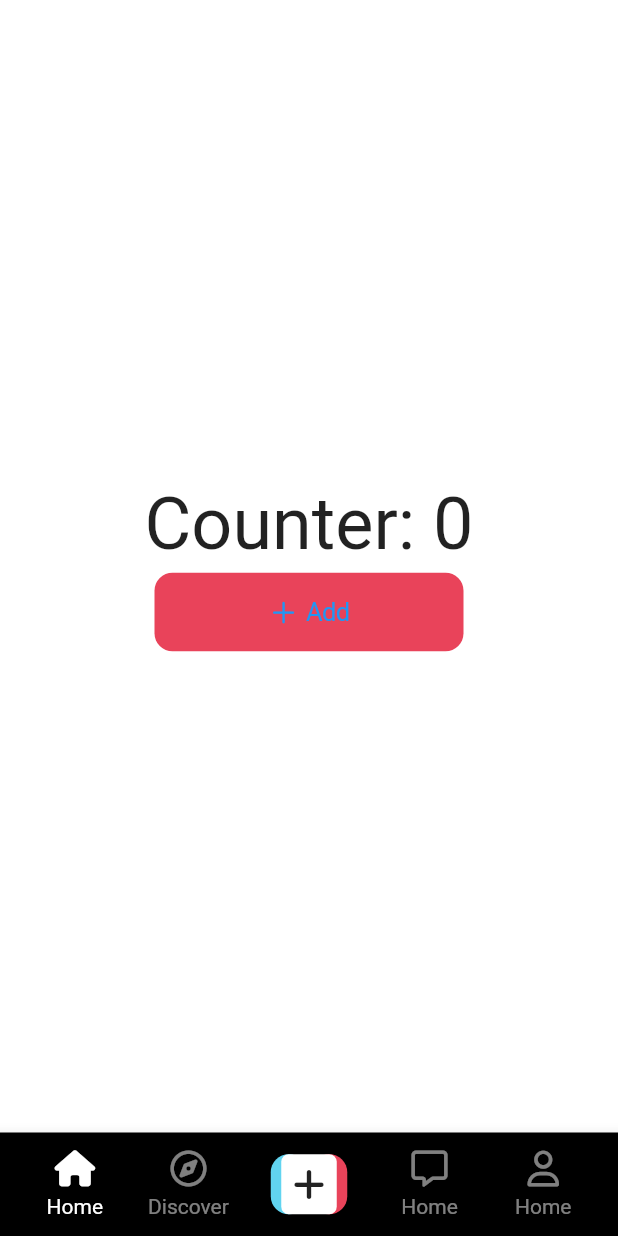
After one commit to ejymate/tiktok_clone, a Flutter app: the screen it shows after launch, on a phone screen of 412 x 824 dp. The commit adds this screen. Run offline on Flutter 3.47's test engine with Material 2 defaults, Android fonts, the phone set to English and light mode, and no system bars; our stand-ins replace font_awesome_flutter.

Commit message:
feat: Tab Navigation UI

```diff
--- a/lib/features/authentication/birthday_screen.dart
+++ b/lib/features/authentication/birthday_screen.dart
@@ -36,10 +36,11 @@ class _BirthdayScreenState extends State<BirthdayScreen> {
   }
 
   void _onNextTap() {
-    Navigator.of(context).push(
+    Navigator.of(context).pushAndRemoveUntil(
       MaterialPageRoute(
         builder: (context) => const InterestsScreen(),
       ),
+      (route) => false,
     );
   }
 
--- a/lib/features/authentication/login_form_screen.dart
+++ b/lib/features/authentication/login_form_screen.dart
@@ -41,10 +41,11 @@ class _LoginFormScreenState extends State<LoginFormScreen> {
       if (_formKey.currentState!.validate()) {
         _formKey.currentState!.save();
 
-        Navigator.of(context).push(
+        Navigator.of(context).pushAndRemoveUntil(
           MaterialPageRoute(
             builder: (context) => const InterestsScreen(),
           ),
+          (route) => false,
         );
       }
     }
--- /dev/null
+++ b/lib/features/navigation/main_navigation_screen.dart
@@ -0,0 +1,105 @@
+import 'package:flutter/material.dart';
+import 'package:font_awesome_flutter/font_awesome_flutter.dart';
+import 'package:tiktok_clone/constants/gaps.dart';
+import 'package:tiktok_clone/constants/sizes.dart';
+import 'package:tiktok_clone/features/navigation/stf_screen.dart';
+import 'package:tiktok_clone/features/navigation/widgets/nav_tab.dart';
+import 'package:tiktok_clone/features/navigation/widgets/post_video_button.dart';
+
+class MainNavigationScreen extends StatefulWidget {
+  const MainNavigationScreen({super.key});
+
+  @override
+  State<MainNavigationScreen> createState() => _MainNavigationScreenState();
+}
+
+class _MainNavigationScreenState extends State<MainNavigationScreen> {
+  int _currentIndex = 0;
+
+  void _onTap(int index) {
+    setState(() {
+      _currentIndex = index;
+    });
+  }
+
+  void _onPostVideoButtonTap() {
+    Navigator.of(context).push(
+      MaterialPageRoute(
+        builder: (context) => Scaffold(
+          appBar: AppBar(
+            title: const Text("Record Viedo!"),
+          ),
+        ),
+        fullscreenDialog: true,
+      ),
+    );
+  }
+
+  @override
+  Widget build(BuildContext context) {
+    return Scaffold(
+      body: Stack(
+        children: [
+          Offstage(
+            offstage: _currentIndex != 0,
+            child: const StfScreen(),
+          ),
+          Offstage(
+            offstage: _currentIndex != 1,
+            child: const StfScreen(),
+          ),
+          Offstage(
+            offstage: _currentIndex != 3,
+            child: const StfScreen(),
+          ),
+          Offstage(
+            offstage: _currentIndex != 4,
+            child: const StfScreen(),
+          ),
+        ],
+      ),
+      bottomNavigationBar: BottomAppBar(
+          padding: const EdgeInsets.all(Sizes.size12),
+          color: Colors.black,
+          child: Row(
+            mainAxisAlignment: MainAxisAlignment.spaceBetween,
+            children: [
+              NavTab(
+                text: "Home",
+                icon: FontAwesomeIcons.house,
+                isSelectedIcon: FontAwesomeIcons.house,
+                isSelected: _currentIndex == 0,
+                onTap: () => _onTap(0),
+              ),
+              NavTab(
+                text: "Discover",
+                icon: FontAwesomeIcons.compass,
+                isSelectedIcon: FontAwesomeIcons.solidCompass,
+                isSelected: _currentIndex == 1,
+                onTap: () => _onTap(1),
+              ),
+              Gaps.h24,
+              GestureDetector(
+                onTap: _onPostVideoButtonTap,
+                child: const PostVideoButton(),
+              ),
+              Gaps.h24,
+              NavTab(
+                text: "Home",
+                icon: FontAwesomeIcons.message,
+                isSelectedIcon: FontAwesomeIcons.solidMessage,
+                isSelected: _currentIndex == 3,
+                onTap: () => _onTap(3),
+              ),
+              NavTab(
+                text: "Home",
+                icon: FontAwesomeIcons.user,
+                isSelectedIcon: FontAwesomeIcons.solidUser,
+                isSelected: _currentIndex == 4,
+                onTap: () => _onTap(4),
+              )
+            ],
+          )),
+    );
+  }
+}
--- /dev/null
+++ b/lib/features/navigation/stf_screen.dart
@@ -0,0 +1,51 @@
+import 'package:flutter/cupertino.dart';
+import 'package:flutter/material.dart';
+import 'package:tiktok_clone/constants/gaps.dart';
+
+class StfScreen extends StatefulWidget {
+  const StfScreen({super.key});
+
+  @override
+  State<StfScreen> createState() => _StfScreenState();
+}
+
+class _StfScreenState extends State<StfScreen> {
+  int _counter = 0;
+
+  void _upCounter() {
+    setState(() {
+      _counter += 1;
+    });
+  }
+
+  @override
+  Widget build(BuildContext context) {
+    return Center(
+      child: Column(
+        mainAxisAlignment: MainAxisAlignment.center,
+        children: [
+          Text(
+            "Counter: $_counter",
+            style: const TextStyle(fontSize: 48),
+          ),
+          Gaps.v5,
+          FractionallySizedBox(
+            widthFactor: 0.5,
+            child: CupertinoButton(
+              onPressed: _upCounter,
+              color: Theme.of(context).primaryColor,
+              child: const Row(
+                mainAxisAlignment: MainAxisAlignment.center,
+                children: [
+                  Icon(CupertinoIcons.add),
+                  Gaps.h5,
+                  Text("Add"),
+                ],
+              ),
+            ),
+          ),
+        ],
+      ),
+    );
+  }
+}
--- /dev/null
+++ b/lib/features/navigation/widgets/nav_tab.dart
@@ -0,0 +1,78 @@
+import 'package:flutter/material.dart';
+import 'package:font_awesome_flutter/font_awesome_flutter.dart';
+
+import '../../../constants/gaps.dart';
+
+class NavTab extends StatefulWidget {
+  const NavTab({
+    super.key,
+    required this.text,
+    required this.icon,
+    required this.isSelected,
+    required this.onTap,
+    required this.isSelectedIcon,
+  });
+
+  final String text;
+  final IconData icon;
+  final IconData isSelectedIcon;
+  final bool isSelected;
+  final Function onTap;
+
+  @override
+  State<NavTab> createState() => _NavTabState();
+}
+
+class _NavTabState extends State<NavTab> {
+  bool _isClicked = false;
+
+  void _onTapUp(TapUpDetails detail) {
+    setState(() {
+      _isClicked = false;
+    });
+  }
+
+  void _onTapDown(TapDownDetails detail) {
+    setState(() {
+      _isClicked = true;
+    });
+  }
+
+  @override
+  Widget build(BuildContext context) {
+    return Expanded(
+      child: GestureDetector(
+        // behavior: HitTestBehavior.translucent,
+        onTap: () => widget.onTap(),
+        onTapUp: _onTapUp,
+        onTapDown: _onTapDown,
+        child: AnimatedOpacity(
+          duration: const Duration(milliseconds: 400),
+          opacity: widget.isSelected ? 1 : 0.5,
+          child: Container(
+            decoration: BoxDecoration(
+              borderRadius: BorderRadius.circular(30),
+              color: _isClicked ? Colors.grey.shade800 : Colors.black,
+            ),
+            child: Column(
+              mainAxisSize: MainAxisSize.min,
+              children: [
+                FaIcon(
+                  widget.isSelected ? widget.isSelectedIcon : widget.icon,
+                  color: Colors.white,
+                ),
+                Gaps.v5,
+                Text(
+                  widget.text,
+                  style: const TextStyle(
+                    color: Colors.white,
+                  ),
+                ),
+              ],
+            ),
+          ),
+        ),
+      ),
+    );
+  }
+}
--- /dev/null
+++ b/lib/features/navigation/widgets/post_video_button.dart
@@ -0,0 +1,54 @@
+import 'package:flutter/material.dart';
+import 'package:font_awesome_flutter/font_awesome_flutter.dart';
+import 'package:tiktok_clone/constants/sizes.dart';
+
+class PostVideoButton extends StatelessWidget {
+  const PostVideoButton({super.key});
+
+  @override
+  Widget build(BuildContext context) {
+    return Stack(
+      clipBehavior: Clip.none,
+      children: [
+        Positioned(
+          right: 20,
+          child: Container(
+            height: 40,
+            width: 24,
+            decoration: BoxDecoration(
+              color: const Color(0xff61D4F0),
+              borderRadius: BorderRadius.circular(Sizes.size16),
+            ),
+          ),
+        ),
+        Positioned(
+          left: 20,
+          child: Container(
+            height: 40,
+            width: 24,
+            decoration: BoxDecoration(
+              color: Theme.of(context).primaryColor,
+              borderRadius: BorderRadius.circular(Sizes.size16),
+            ),
+          ),
+        ),
+        Container(
+          height: 40,
+          padding: const EdgeInsets.all(
+            Sizes.size8,
+          ),
+          decoration: BoxDecoration(
+            color: Colors.white,
+            borderRadius: BorderRadius.circular(Sizes.size5),
+          ),
+          child: const Center(
+            child: FaIcon(
+              FontAwesomeIcons.plus,
+              size: Sizes.size24,
+            ),
+          ),
+        ),
+      ],
+    );
+  }
+}
--- a/lib/features/onboarding/tutorial_screen.dart
+++ b/lib/features/onboarding/tutorial_screen.dart
@@ -48,6 +48,14 @@ class _TutorialScreenState extends State<TutorialScreen> {
     }
   }
 
+  void _onEnterTheApp() {
+    Navigator.of(context).pushAndRemoveUntil(
+        MaterialPageRoute(
+          builder: (context) => const MainNavigationScreen(),
+        ),
+        (route) => false);
+  }
+
   @override
   Widget build(BuildContext context) {
     return GestureDetector(
@@ -84,7 +92,7 @@ class _TutorialScreenState extends State<TutorialScreen> {
                 horizontal: Sizes.size24,
               ),
               child: CupertinoButton(
-                onPressed: () {},
+                onPressed: _onEnterTheApp,
                 color: Theme.of(context).primaryColor,
                 child: const Text("Enter the app!"),
               ),
--- a/lib/main.dart
+++ b/lib/main.dart
@@ -1,6 +1,6 @@
 import 'package:flutter/material.dart';
 import 'package:tiktok_clone/constants/sizes.dart';
-import 'package:tiktok_clone/features/onboarding/interests_screen.dart';
+import 'package:tiktok_clone/features/navigation/main_navigation_screen.dart';
 
 void main() {
   runApp(const TikTokApp());
@@ -29,7 +29,7 @@ class TikTokApp extends StatelessWidget {
           centerTitle: true,
         ),
       ),
-      home: const InterestsScreen(),
+      home: const MainNavigationScreen(),
     );
   }
 }
```
